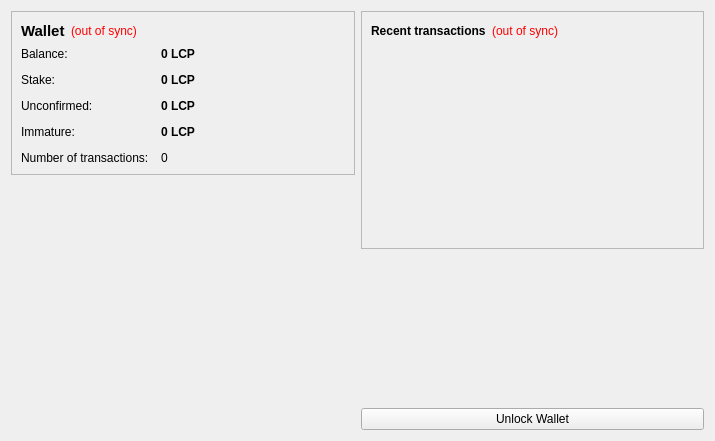
The window that src/qt/forms/overviewpage.ui (Crypto-Currency/LitecoinPlus) describes before a commit, drawn with Qt 5.
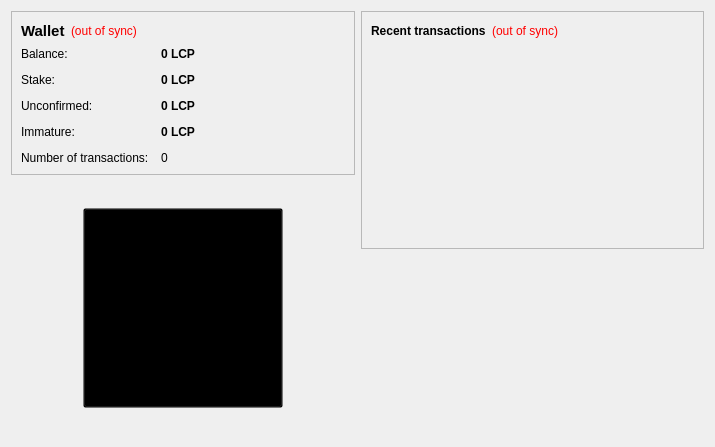
The same window after the commit. Icons and pictures are not drawn.

Patch:
```diff
--- a/src/qt/forms/overviewpage.ui
+++ b/src/qt/forms/overviewpage.ui
@@ -7,9 +7,14 @@
     <x>0</x>
     <y>0</y>
     <width>715</width>
-    <height>441</height>
+    <height>447</height>
    </rect>
   </property>
+  <property name="font">
+   <font>
+    <family>Ubuntu</family>
+   </font>
+  </property>
   <property name="windowTitle">
    <string>Form</string>
   </property>
@@ -256,19 +261,25 @@
             </property>
             <property name="minimumSize">
              <size>
-              <width>128</width>
-              <height>128</height>
+              <width>200</width>
+              <height>200</height>
              </size>
             </property>
             <property name="maximumSize">
              <size>
-              <width>128</width>
-              <height>128</height>
+              <width>200</width>
+              <height>200</height>
              </size>
             </property>
             <property name="cursor">
              <cursorShape>PointingHandCursor</cursorShape>
             </property>
+            <property name="toolTip">
+             <string> Click to go to Litecoin Plus Home page. </string>
+            </property>
+            <property name="styleSheet">
+             <string notr="true">QPushButton{background-color:transparent}</string>
+            </property>
             <property name="text">
              <string/>
             </property>
@@ -278,12 +289,12 @@
             </property>
             <property name="iconSize">
              <size>
-              <width>128</width>
-              <height>128</height>
+              <width>200</width>
+              <height>200</height>
              </size>
             </property>
             <property name="flat">
-             <bool>true</bool>
+             <bool>false</bool>
             </property>
            </widget>
           </item>
@@ -419,13 +430,6 @@
        </property>
       </spacer>
      </item>
-     <item>
-      <widget class="QPushButton" name="unlockWalletButton">
-       <property name="text">
-        <string>Unlock Wallet</string>
-       </property>
-      </widget>
-     </item>
     </layout>
    </item>
   </layout>
```
Left out of the diff: 6 changed lines with no effect on the pictures.
